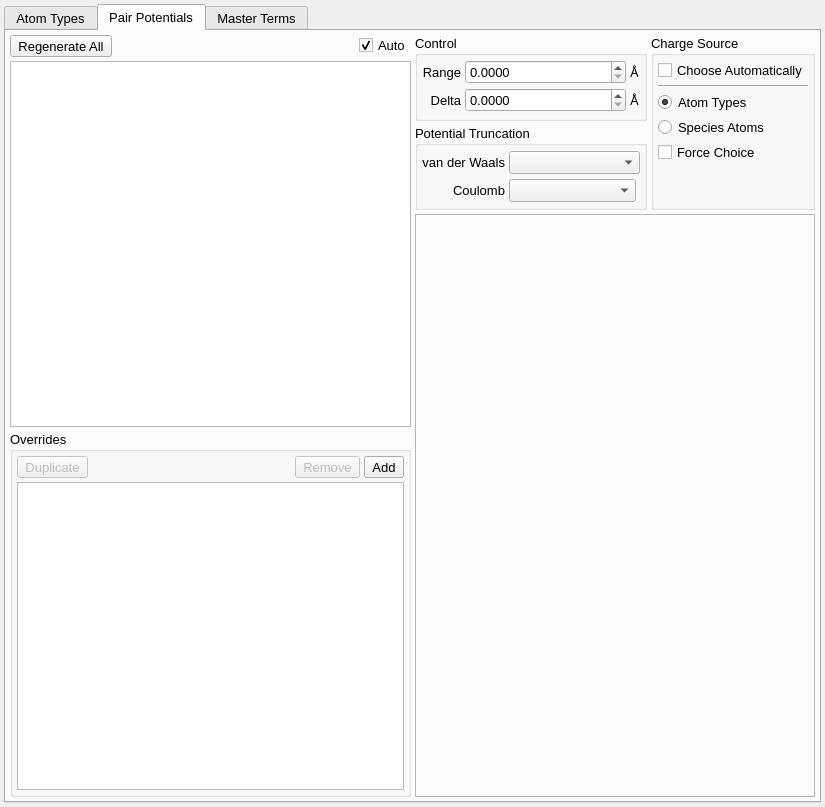
Qt form src/gui/forcefieldTab.ui (disorderedmaterials/dissolve) before a commit.
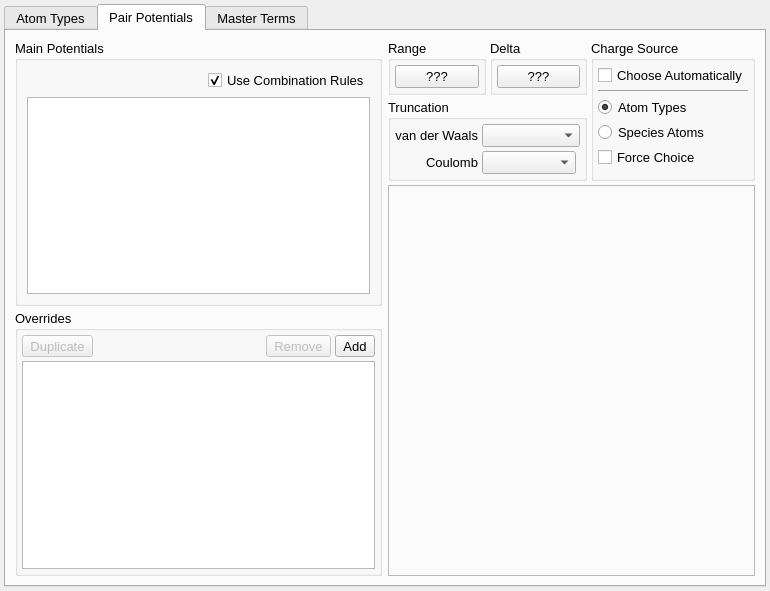
The same form after that commit. The open tabs and pages were chosen to show the change. Icons and pictures are not drawn. Custom widgets are drawn as their Qt base class.

Commit message: refactor: Refactor PairPotentials - Part 2 (#1903)

Patch:
```diff
--- a/src/gui/forcefieldTab.ui
+++ b/src/gui/forcefieldTab.ui
@@ -6,8 +6,8 @@
    <rect>
     <x>0</x>
     <y>0</y>
-    <width>825</width>
-    <height>807</height>
+    <width>770</width>
+    <height>591</height>
    </rect>
   </property>
   <property name="font">
@@ -196,51 +196,33 @@
       <attribute name="title">
        <string>Pair Potentials</string>
       </attribute>
-      <layout class="QHBoxLayout" name="horizontalLayout_9">
+      <layout class="QHBoxLayout" name="horizontalLayout_13">
+       <item>
+        <widget class="QWidget" name="PairPotentialLeftWidget" native="true">
+         <layout class="QVBoxLayout" name="verticalLayout_6">
        <property name="spacing">
         <number>4</number>
        </property>
        <property name="leftMargin">
-        <number>4</number>
+           <number>0</number>
        </property>
        <property name="topMargin">
-        <number>4</number>
+           <number>0</number>
        </property>
        <property name="rightMargin">
-        <number>4</number>
+           <number>0</number>
        </property>
        <property name="bottomMargin">
-        <number>4</number>
+           <number>0</number>
        </property>
        <item>
-        <layout class="QVBoxLayout" name="verticalLayout_3">
-         <property name="spacing">
-          <number>4</number>
-         </property>
+           <widget class="QGroupBox" name="groupBox_2">
+            <property name="title">
+             <string>Main Potentials</string>
+            </property>
+            <layout class="QVBoxLayout" name="verticalLayout_4">
          <item>
           <layout class="QHBoxLayout" name="horizontalLayout_6">
-           <item>
-            <widget class="QToolButton" name="RegenerateAllPairPotentialsButton">
-             <property name="sizePolicy">
-              <sizepolicy hsizetype="Fixed" vsizetype="Fixed">
-               <horstretch>0</horstretch>
-               <verstretch>0</verstretch>
-              </sizepolicy>
-             </property>
-             <property name="text">
-              <string>Regenerate All</string>
-             </property>
-             <property name="iconSize">
-              <size>
-               <width>16</width>
-               <height>16</height>
-              </size>
-             </property>
-             <property name="toolButtonStyle">
-              <enum>Qt::ToolButtonTextBesideIcon</enum>
-             </property>
-            </widget>
-           </item>
            <item>
             <spacer name="horizontalSpacer_5">
              <property name="orientation">
@@ -257,7 +239,7 @@
            <item>
             <widget class="QCheckBox" name="AutoUpdatePairPotentialsCheck">
              <property name="text">
-              <string>Auto</string>
+                  <string>Use Combination Rules</string>
              </property>
              <property name="checked">
               <bool>true</bool>
@@ -287,6 +269,9 @@
            </attribute>
           </widget>
          </item>
+            </layout>
+           </widget>
+          </item>
          <item>
           <widget class="QGroupBox" name="OverridesGroup">
            <property name="title">
@@ -437,27 +422,57 @@
           </widget>
          </item>
         </layout>
+        </widget>
        </item>
        <item>
-        <layout class="QGridLayout" name="gridLayout_4">
-         <item row="2" column="0" colspan="2">
-          <widget class="QFrame" name="PairPotentialsPlotFrame">
+        <widget class="QWidget" name="PairPotentialRightWidget" native="true">
            <property name="sizePolicy">
-            <sizepolicy hsizetype="Expanding" vsizetype="Expanding">
+          <sizepolicy hsizetype="Preferred" vsizetype="Preferred">
              <horstretch>0</horstretch>
-             <verstretch>2</verstretch>
-            </sizepolicy>
-           </property>
-           <property name="frameShape">
-            <enum>QFrame::StyledPanel</enum>
-           </property>
-           <property name="frameShadow">
-            <enum>QFrame::Sunken</enum>
-           </property>
-           <layout class="QHBoxLayout" name="horizontalLayout_8">
+           <verstretch>0</verstretch>
+          </sizepolicy>
+         </property>
+         <layout class="QVBoxLayout" name="verticalLayout_3">
+          <property name="spacing">
+           <number>4</number>
+          </property>
+          <property name="leftMargin">
+           <number>0</number>
+          </property>
+          <property name="topMargin">
+           <number>0</number>
+          </property>
+          <property name="rightMargin">
+           <number>0</number>
+          </property>
+          <property name="bottomMargin">
+           <number>0</number>
+          </property>
+          <item>
+           <layout class="QHBoxLayout" name="horizontalLayout_12">
             <property name="spacing">
              <number>4</number>
             </property>
+            <item>
+             <layout class="QGridLayout" name="gridLayout">
+              <property name="spacing">
+               <number>4</number>
+              </property>
+              <item row="0" column="0">
+               <widget class="QGroupBox" name="PairPotentialRangeGroup">
+                <property name="sizePolicy">
+                 <sizepolicy hsizetype="Minimum" vsizetype="Minimum">
+                  <horstretch>0</horstretch>
+                  <verstretch>0</verstretch>
+                 </sizepolicy>
+                </property>
+                <property name="title">
+                 <string>Range</string>
+                </property>
+                <layout class="QHBoxLayout" name="horizontalLayout_9">
+                 <property name="spacing">
+                  <number>4</number>
+                 </property>
             <property name="leftMargin">
              <number>4</number>
             </property>
@@ -471,19 +486,149 @@
              <number>4</number>
             </property>
             <item>
-             <widget class="DataWidget" name="PairPotentialsPlotWidget" native="true">
+                  <widget class="QPushButton" name="PairPotentialRangeButton">
               <property name="sizePolicy">
-               <sizepolicy hsizetype="Expanding" vsizetype="Preferred">
+                    <sizepolicy hsizetype="Expanding" vsizetype="Fixed">
                 <horstretch>0</horstretch>
                 <verstretch>0</verstretch>
                </sizepolicy>
               </property>
+                   <property name="text">
+                    <string>???</string>
+                   </property>
              </widget>
             </item>
            </layout>
           </widget>
          </item>
          <item row="0" column="1">
+               <widget class="QGroupBox" name="PairPotentialDeltaGroup">
+                <property name="sizePolicy">
+                 <sizepolicy hsizetype="Minimum" vsizetype="Preferred">
+                  <horstretch>0</horstretch>
+                  <verstretch>0</verstretch>
+                 </sizepolicy>
+                </property>
+                <property name="title">
+                 <string>Delta</string>
+                </property>
+                <layout class="QHBoxLayout" name="horizontalLayout_11">
+                 <property name="spacing">
+                  <number>4</number>
+                 </property>
+                 <property name="leftMargin">
+                  <number>4</number>
+                 </property>
+                 <property name="topMargin">
+                  <number>4</number>
+                 </property>
+                 <property name="rightMargin">
+                  <number>4</number>
+                 </property>
+                 <property name="bottomMargin">
+                  <number>4</number>
+                 </property>
+                 <item>
+                  <widget class="QPushButton" name="PairPotentialDeltaButton">
+                   <property name="sizePolicy">
+                    <sizepolicy hsizetype="Expanding" vsizetype="Fixed">
+                     <horstretch>0</horstretch>
+                     <verstretch>0</verstretch>
+                    </sizepolicy>
+                   </property>
+                   <property name="text">
+                    <string>???</string>
+                   </property>
+                  </widget>
+                 </item>
+                </layout>
+               </widget>
+              </item>
+              <item row="1" column="0" colspan="2">
+               <widget class="QGroupBox" name="ShortRangeTruncationGroup">
+                <property name="sizePolicy">
+                 <sizepolicy hsizetype="Minimum" vsizetype="Preferred">
+                  <horstretch>0</horstretch>
+                  <verstretch>0</verstretch>
+                 </sizepolicy>
+                </property>
+                <property name="title">
+                 <string>Truncation</string>
+                </property>
+                <layout class="QGridLayout" name="gridLayout_2">
+                 <property name="leftMargin">
+                  <number>4</number>
+                 </property>
+                 <property name="topMargin">
+                  <number>4</number>
+                 </property>
+                 <property name="rightMargin">
+                  <number>4</number>
+                 </property>
+                 <property name="bottomMargin">
+                  <number>4</number>
+                 </property>
+                 <property name="spacing">
+                  <number>4</number>
+                 </property>
+                 <item row="0" column="1" colspan="2">
+                  <widget class="QComboBox" name="ShortRangeTruncationCombo">
+                   <property name="sizePolicy">
+                    <sizepolicy hsizetype="Minimum" vsizetype="Fixed">
+                     <horstretch>0</horstretch>
+                     <verstretch>0</verstretch>
+                    </sizepolicy>
+                   </property>
+                  </widget>
+                 </item>
+                 <item row="1" column="1">
+                  <widget class="QComboBox" name="CoulombTruncationCombo">
+                   <property name="sizePolicy">
+                    <sizepolicy hsizetype="Expanding" vsizetype="Fixed">
+                     <horstretch>0</horstretch>
+                     <verstretch>0</verstretch>
+                    </sizepolicy>
+                   </property>
+                  </widget>
+                 </item>
+                 <item row="0" column="0">
+                  <widget class="QLabel" name="label_890">
+                   <property name="sizePolicy">
+                    <sizepolicy hsizetype="Minimum" vsizetype="Preferred">
+                     <horstretch>0</horstretch>
+                     <verstretch>0</verstretch>
+                    </sizepolicy>
+                   </property>
+                   <property name="text">
+                    <string>van der Waals</string>
+                   </property>
+                   <property name="alignment">
+                    <set>Qt::AlignRight|Qt::AlignTrailing|Qt::AlignVCenter</set>
+                   </property>
+                  </widget>
+                 </item>
+                 <item row="1" column="0">
+                  <widget class="QLabel" name="label_891">
+                   <property name="sizePolicy">
+                    <sizepolicy hsizetype="Minimum" vsizetype="Preferred">
+                     <horstretch>0</horstretch>
+                     <verstretch>0</verstretch>
+                    </sizepolicy>
+                   </property>
+                   <property name="text">
+                    <string>Coulomb</string>
+                   </property>
+                   <property name="alignment">
+                    <set>Qt::AlignRight|Qt::AlignTrailing|Qt::AlignVCenter</set>
+                   </property>
+                  </widget>
+                 </item>
+                </layout>
+               </widget>
+              </item>
+             </layout>
+            </item>
+            <item>
           <widget class="QGroupBox" name="PairPotentialStyleGroup">
            <property name="sizePolicy">
             <sizepolicy hsizetype="Minimum" vsizetype="Preferred">
@@ -565,7 +710,7 @@
               <property name="sizeHint" stdset="0">
                <size>
                 <width>20</width>
-                <height>40</height>
+                   <height>0</height>
                </size>
               </property>
              </spacer>
@@ -573,134 +718,26 @@
            </layout>
           </widget>
          </item>
-         <item row="0" column="0">
-          <layout class="QVBoxLayout" name="verticalLayout_4">
+           </layout>
+          </item>
            <item>
-            <widget class="QGroupBox" name="PairPotentialControlGroup">
+           <widget class="QFrame" name="PairPotentialsPlotFrame">
              <property name="sizePolicy">
-              <sizepolicy hsizetype="Minimum" vsizetype="Preferred">
+             <sizepolicy hsizetype="Expanding" vsizetype="Expanding">
                <horstretch>0</horstretch>
-               <verstretch>0</verstretch>
-              </sizepolicy>
-             </property>
-             <property name="title">
-              <string>Control</string>
-             </property>
-             <layout class="QGridLayout" name="gridLayout">
-              <property name="leftMargin">
-               <number>4</number>
-              </property>
-              <property name="topMargin">
-               <number>4</number>
-              </property>
-              <property name="rightMargin">
-               <number>4</number>
-              </property>
-              <property name="bottomMargin">
-               <number>4</number>
-              </property>
+              <verstretch>2</verstretch>
+             </sizepolicy>
+            </property>
+            <property name="frameShape">
+             <enum>QFrame::StyledPanel</enum>
+            </property>
+            <property name="frameShadow">
+             <enum>QFrame::Sunken</enum>
+            </property>
+            <layout class="QHBoxLayout" name="horizontalLayout_8">
               <property name="spacing">
                <number>4</number>
               </property>
-              <item row="1" column="2">
-               <widget class="QLabel" name="label_8">
-                <property name="sizePolicy">
-                 <sizepolicy hsizetype="Minimum" vsizetype="Preferred">
-                  <horstretch>0</horstretch>
-                  <verstretch>0</verstretch>
-                 </sizepolicy>
-                </property>
-                <property name="text">
-                 <string>Å</string>
-                </property>
-               </widget>
-              </item>
-              <item row="1" column="0">
-               <widget class="QLabel" name="label_888">
-                <property name="sizePolicy">
-                 <sizepolicy hsizetype="Minimum" vsizetype="Preferred">
-                  <horstretch>0</horstretch>
-                  <verstretch>0</verstretch>
-                 </sizepolicy>
-                </property>
-                <property name="text">
-                 <string>Delta</string>
-                </property>
-                <property name="alignment">
-                 <set>Qt::AlignRight|Qt::AlignTrailing|Qt::AlignVCenter</set>
-                </property>
-               </widget>
-              </item>
-              <item row="1" column="1">
-               <widget class="ExponentialSpin" name="PairPotentialDeltaSpin">
-                <property name="sizePolicy">
-                 <sizepolicy hsizetype="Expanding" vsizetype="Fixed">
-                  <horstretch>0</horstretch>
-                  <verstretch>0</verstretch>
-                 </sizepolicy>
-                </property>
-                <property name="decimals">
-                 <number>4</number>
-                </property>
-               </widget>
-              </item>
-              <item row="0" column="0">
-               <widget class="QLabel" name="label_887">
-                <property name="sizePolicy">
-                 <sizepolicy hsizetype="Minimum" vsizetype="Preferred">
-                  <horstretch>0</horstretch>
-                  <verstretch>0</verstretch>
-                 </sizepolicy>
-                </property>
-                <property name="text">
-                 <string>Range</string>
-                </property>
-                <property name="alignment">
-                 <set>Qt::AlignRight|Qt::AlignTrailing|Qt::AlignVCenter</set>
-                </property>
-               </widget>
-              </item>
-              <item row="0" column="1">
-               <widget class="ExponentialSpin" name="PairPotentialRangeSpin">
-                <property name="sizePolicy">
-                 <sizepolicy hsizetype="Expanding" vsizetype="Fixed">
-                  <horstretch>0</horstretch>
-                  <verstretch>0</verstretch>
-                 </sizepolicy>
-                </property>
-                <property name="decimals">
-                 <number>4</number>
-                </property>
-               </widget>
-              </item>
-              <item row="0" column="2">
-               <widget class="QLabel" name="label_7">
-                <property name="sizePolicy">
-                 <sizepolicy hsizetype="Minimum" vsizetype="Preferred">
-                  <horstretch>0</horstretch>
-                  <verstretch>0</verstretch>
-                 </sizepolicy>
-                </property>
-                <property name="text">
-                 <string>Å</string>
-                </property>
-               </widget>
-              </item>
-             </layout>
-            </widget>
-           </item>
-           <item>
-            <widget class="QGroupBox" name="ShortRangeTruncationGroup">
-             <property name="sizePolicy">
-              <sizepolicy hsizetype="Minimum" vsizetype="Preferred">
-               <horstretch>0</horstretch>
-               <verstretch>0</verstretch>
-              </sizepolicy>
-             </property>
-             <property name="title">
-              <string>Potential Truncation</string>
-             </property>
-             <layout class="QGridLayout" name="gridLayout_2">
               <property name="leftMargin">
                <number>4</number>
               </property>
@@ -713,67 +750,21 @@
               <property name="bottomMargin">
                <number>4</number>
               </property>
-              <property name="spacing">
-               <number>4</number>
-              </property>
-              <item row="0" column="0">
-               <widget class="QLabel" name="label_890">
+             <item>
+              <widget class="DataWidget" name="PairPotentialsPlotWidget" native="true">
                 <property name="sizePolicy">
-                 <sizepolicy hsizetype="Minimum" vsizetype="Preferred">
+                <sizepolicy hsizetype="Expanding" vsizetype="Preferred">
                   <horstretch>0</horstretch>
                   <verstretch>0</verstretch>
                  </sizepolicy>
                 </property>
-                <property name="text">
-                 <string>van der Waals</string>
-                </property>
-                <property name="alignment">
-                 <set>Qt::AlignRight|Qt::AlignTrailing|Qt::AlignVCenter</set>
-                </property>
-               </widget>
-              </item>
-              <item row="0" column="1" colspan="2">
-               <widget class="QComboBox" name="ShortRangeTruncationCombo">
-                <property name="sizePolicy">
-                 <sizepolicy hsizetype="Minimum" vsizetype="Fixed">
-                  <horstretch>0</horstretch>
-                  <verstretch>0</verstretch>
-                 </sizepolicy>
-                </property>
-               </widget>
-              </item>
-              <item row="1" column="0">
-               <widget class="QLabel" name="label_891">
-                <property name="sizePolicy">
-                 <sizepolicy hsizetype="Minimum" vsizetype="Preferred">
-                  <horstretch>0</horstretch>
-                  <verstretch>0</verstretch>
-                 </sizepolicy>
-                </property>
-                <property name="text">
-                 <string>Coulomb</string>
-                </property>
-                <property name="alignment">
-                 <set>Qt::AlignRight|Qt::AlignTrailing|Qt::AlignVCenter</set>
-                </property>
-               </widget>
-              </item>
-              <item row="1" column="1">
-               <widget class="QComboBox" name="CoulombTruncationCombo">
-                <property name="sizePolicy">
-                 <sizepolicy hsizetype="Expanding" vsizetype="Fixed">
-                  <horstretch>0</horstretch>
-                  <verstretch>0</verstretch>
-                 </sizepolicy>
-                </property>
-               </widget>
-              </item>
+              </widget>
+             </item>
              </layout>
             </widget>
            </item>
           </layout>
-         </item>
-        </layout>
+        </widget>
        </item>
       </layout>
      </widget>
@@ -1256,11 +1247,6 @@
   </layout>
  </widget>
  <customwidgets>
-  <customwidget>
-   <class>ExponentialSpin</class>
-   <extends>QDoubleSpinBox</extends>
-   <header>gui/widgets/exponentialSpin.h</header>
-  </customwidget>
   <customwidget>
    <class>DataWidget</class>
    <extends>QWidget</extends>
```
Left out of the diff: 4 changed lines with no effect on the pictures. Lines whose indentation alone changed are shown as unchanged. The commit also changes 19 other files.
